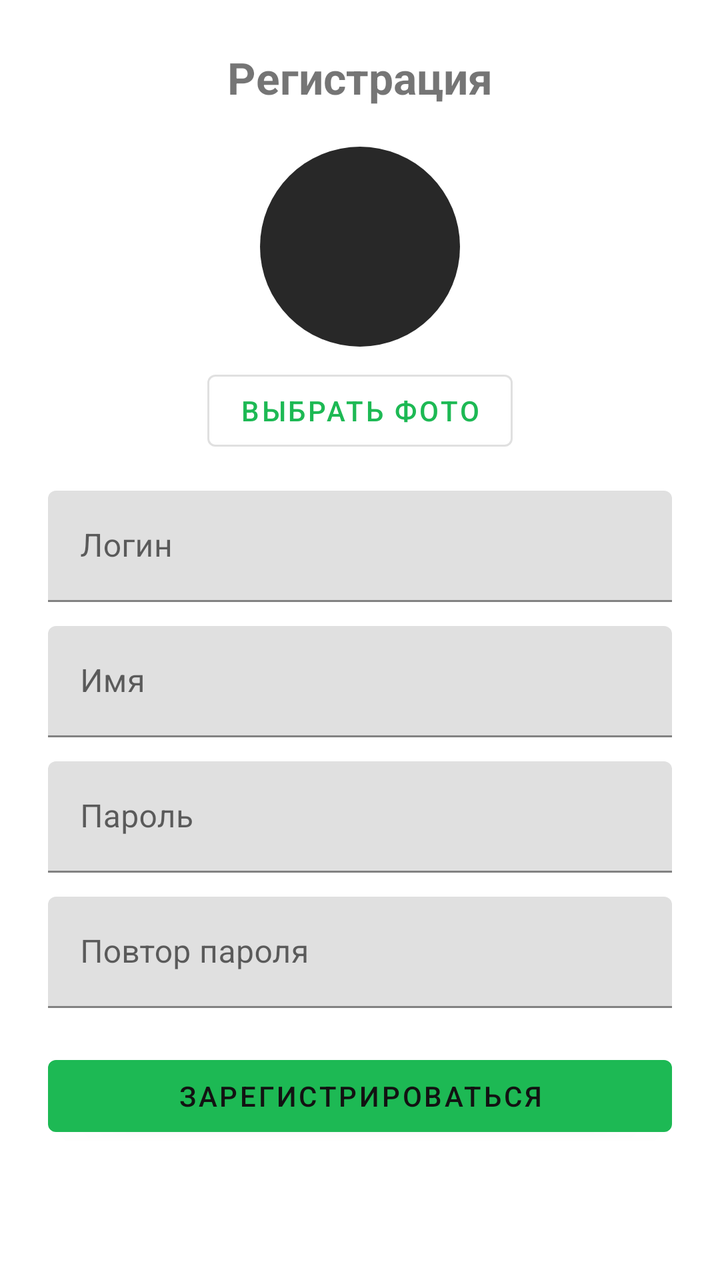
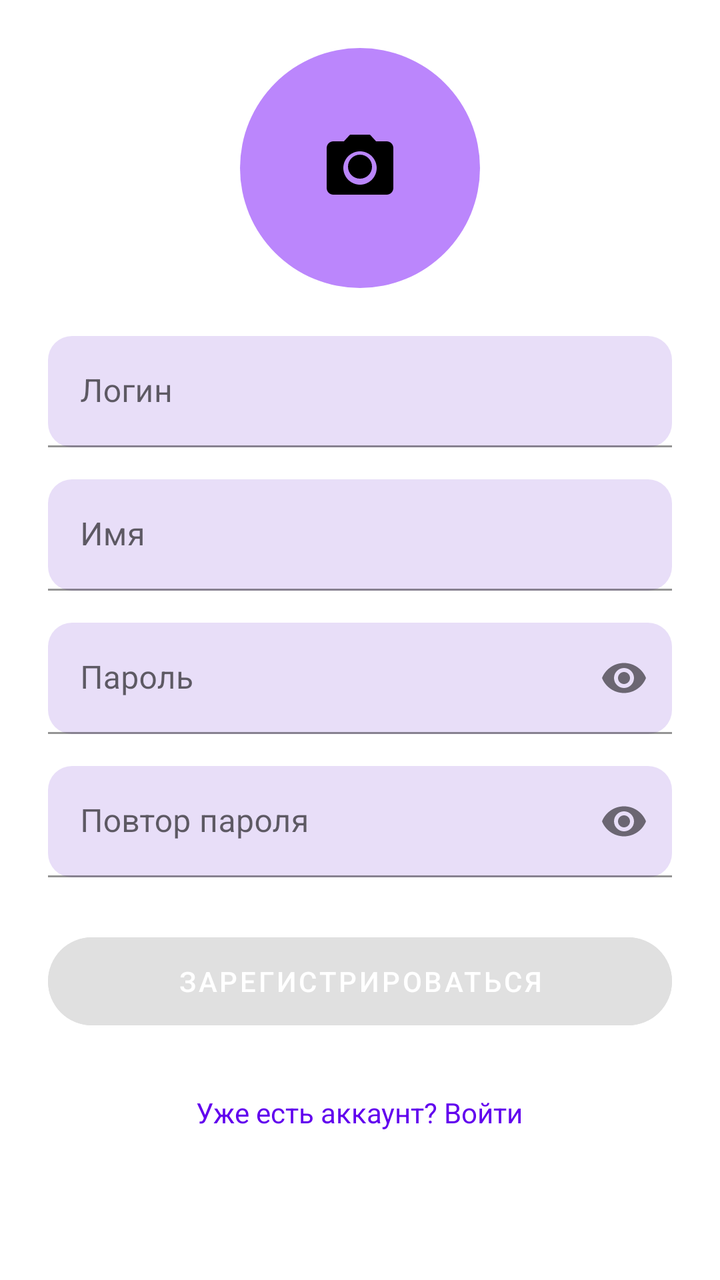

Two renders of the same Android screen: before a commit and after it. Below are the layout's source before the change and the commit's diff.
<!-- AndroidManifest.xml: application theme Theme.NeWork -->
<!-- res/layout/fragment_register.xml -->
<?xml version="1.0" encoding="utf-8"?>
<ScrollView xmlns:android="http://schemas.android.com/apk/res/android"
    android:id="@+id/registerScroll"
    android:layout_width="match_parent"
    android:layout_height="match_parent"
    android:fillViewport="true">

    <LinearLayout
        android:id="@+id/registerContent"
        android:layout_width="match_parent"
        android:layout_height="wrap_content"
        android:orientation="vertical"
        android:padding="24dp">

        <TextView
            android:id="@+id/registerTitle"
            android:layout_width="wrap_content"
            android:layout_height="wrap_content"
            android:layout_gravity="center_horizontal"
            android:text="@string/register_title"
            android:textSize="22sp"
            android:textStyle="bold" />

        <ImageView
            android:id="@+id/registerAvatarPreview"
            android:layout_width="100dp"
            android:layout_height="100dp"
            android:layout_gravity="center_horizontal"
            android:layout_marginTop="20dp"
            android:contentDescription="@string/btn_pick_avatar"
            android:scaleType="centerCrop"
            android:src="@drawable/bg_avatar" />

        <Button
            android:id="@+id/registerPickAvatarButton"
            style="@style/Widget.MaterialComponents.Button.OutlinedButton"
            android:layout_width="wrap_content"
            android:layout_height="wrap_content"
            android:layout_gravity="center_horizontal"
            android:layout_marginTop="8dp"
            android:text="@string/btn_pick_avatar" />

        <com.google.android.material.textfield.TextInputLayout
            android:id="@+id/registerLoginLayout"
            android:layout_width="match_parent"
            android:layout_height="wrap_content"
            android:layout_marginTop="16dp">

            <com.google.android.material.textfield.TextInputEditText
                android:id="@+id/registerLoginEdit"
                android:layout_width="match_parent"
                android:layout_height="wrap_content"
                android:hint="@string/login_hint"
                android:inputType="text" />
        </com.google.android.material.textfield.TextInputLayout>

        <com.google.android.material.textfield.TextInputLayout
            android:id="@+id/registerNameLayout"
            android:layout_width="match_parent"
            android:layout_height="wrap_content"
            android:layout_marginTop="12dp">

            <com.google.android.material.textfield.TextInputEditText
                android:id="@+id/registerNameEdit"
                android:layout_width="match_parent"
                android:layout_height="wrap_content"
                android:hint="@string/name_hint"
                android:inputType="textPersonName" />
        </com.google.android.material.textfield.TextInputLayout>

        <com.google.android.material.textfield.TextInputLayout
            android:id="@+id/registerPasswordLayout"
            android:layout_width="match_parent"
            android:layout_height="wrap_content"
            android:layout_marginTop="12dp">

            <com.google.android.material.textfield.TextInputEditText
                android:id="@+id/registerPasswordEdit"
                android:layout_width="match_parent"
                android:layout_height="wrap_content"
                android:hint="@string/password_hint"
                android:inputType="textPassword" />
        </com.google.android.material.textfield.TextInputLayout>

        <com.google.android.material.textfield.TextInputLayout
            android:id="@+id/registerPasswordRepeatLayout"
            android:layout_width="match_parent"
            android:layout_height="wrap_content"
            android:layout_marginTop="12dp">

            <com.google.android.material.textfield.TextInputEditText
                android:id="@+id/registerPasswordRepeatEdit"
                android:layout_width="match_parent"
                android:layout_height="wrap_content"
                android:hint="@string/password_repeat_hint"
                android:inputType="textPassword" />
        </com.google.android.material.textfield.TextInputLayout>

        <Button
            android:id="@+id/registerButton"
            android:layout_width="match_parent"
            android:layout_height="wrap_content"
            android:layout_marginTop="20dp"
            android:text="@string/btn_register" />
    </LinearLayout>
</ScrollView>
<!-- resources referenced by this layout -->
<resources>
  <!-- drawable bg_avatar (drawable) -->
  <?xml version="1.0" encoding="utf-8"?>
  <shape xmlns:android="http://schemas.android.com/apk/res/android"
      android:shape="oval">
      <solid android:color="@color/dark_gray" />
      <size
          android:width="48dp"
          android:height="48dp" />
  </shape>
  <string name="btn_pick_avatar">Выбрать фото</string>
  <string name="btn_register">Зарегистрироваться</string>
  <string name="login_hint">Логин</string>
  <string name="name_hint">Имя</string>
  <string name="password_hint">Пароль</string>
  <string name="password_repeat_hint">Повтор пароля</string>
  <string name="register_title">Регистрация</string>
  <style name="Theme.NeWork" parent="Theme.MaterialComponents.DayNight.NoActionBar">
          <item name="colorPrimary">@color/green</item>
          <item name="colorPrimaryVariant">@color/green_dark</item>
          <item name="colorOnPrimary">@color/black</item>
          <item name="colorSecondary">@color/green_light</item>
          <item name="colorSecondaryVariant">@color/green</item>
          <item name="colorOnSecondary">@color/black</item>
          <item name="android:statusBarColor">@color/black</item>
          <item name="android:navigationBarColor">@color/black</item>
      </style>
  <color name="dark_gray">#FF282828</color>
  <color name="green">#FF1DB954</color>
  <color name="green_dark">#FF14833B</color>
  <color name="black">#FF121212</color>
  <color name="green_light">#FF1ED760</color>
</resources>

<!-- the commit's change to res/layout/fragment_register.xml (unified diff, before → after) -->
@@ -1,8 +1,11 @@
 <?xml version="1.0" encoding="utf-8"?>
 <ScrollView xmlns:android="http://schemas.android.com/apk/res/android"
+    xmlns:app="http://schemas.android.com/apk/res-auto"
     android:id="@+id/registerScroll"
     android:layout_width="match_parent"
     android:layout_height="match_parent"
+    android:background="@color/white"
+    android:clipToPadding="false"
     android:fillViewport="true">
 
     <LinearLayout
@@ -10,97 +13,155 @@
         android:layout_width="match_parent"
         android:layout_height="wrap_content"
         android:orientation="vertical"
-        android:padding="24dp">
+        android:paddingStart="24dp"
+        android:paddingTop="24dp"
+        android:paddingEnd="24dp"
+        android:paddingBottom="24dp">
 
-        <TextView
-            android:id="@+id/registerTitle"
-            android:layout_width="wrap_content"
-            android:layout_height="wrap_content"
-            android:layout_gravity="center_horizontal"
-            android:text="@string/register_title"
-            android:textSize="22sp"
-            android:textStyle="bold" />
+        <FrameLayout
+            android:id="@+id/registerAvatarBlock"
+            android:layout_width="120dp"
+            android:layout_height="120dp"
+            android:layout_gravity="center_horizontal">
 
-        <ImageView
-            android:id="@+id/registerAvatarPreview"
-            android:layout_width="100dp"
-            android:layout_height="100dp"
-            android:layout_gravity="center_horizontal"
-            android:layout_marginTop="20dp"
-            android:contentDescription="@string/btn_pick_avatar"
-            android:scaleType="centerCrop"
-            android:src="@drawable/bg_avatar" />
+            <ImageView
+                android:id="@+id/registerAvatarPreview"
+                android:layout_width="match_parent"
+                android:layout_height="match_parent"
+                android:background="@drawable/bg_avatar"
+                android:contentDescription="@string/btn_pick_avatar"
+                android:scaleType="centerCrop" />
 
-        <Button
-            android:id="@+id/registerPickAvatarButton"
-            style="@style/Widget.MaterialComponents.Button.OutlinedButton"
-            android:layout_width="wrap_content"
-            android:layout_height="wrap_content"
-            android:layout_gravity="center_horizontal"
-            android:layout_marginTop="8dp"
-            android:text="@string/btn_pick_avatar" />
+            <ImageView
+                android:id="@+id/registerAvatarIcon"
+                android:layout_width="40dp"
+                android:layout_height="40dp"
+                android:layout_gravity="center"
+                android:contentDescription="@string/btn_pick_avatar"
+                android:src="@drawable/ic_camera_24"
+                android:tint="@color/black" />
+        </FrameLayout>
 
         <com.google.android.material.textfield.TextInputLayout
             android:id="@+id/registerLoginLayout"
+            style="@style/Widget.MaterialComponents.TextInputLayout.FilledBox"
             android:layout_width="match_parent"
             android:layout_height="wrap_content"
-            android:layout_marginTop="16dp">
+            android:layout_marginTop="24dp"
+            android:hint="@string/login_hint"
+            app:boxBackgroundColor="@color/input_fill"
+            app:boxCornerRadiusBottomEnd="12dp"
+            app:boxCornerRadiusBottomStart="12dp"
+            app:boxCornerRadiusTopEnd="12dp"
+            app:boxCornerRadiusTopStart="12dp">
 
             <com.google.android.material.textfield.TextInputEditText
                 android:id="@+id/registerLoginEdit"
                 android:layout_width="match_parent"
                 android:layout_height="wrap_content"
-                android:hint="@string/login_hint"
                 android:inputType="text" />
         </com.google.android.material.textfield.TextInputLayout>
 
         <com.google.android.material.textfield.TextInputLayout
             android:id="@+id/registerNameLayout"
+            style="@style/Widget.MaterialComponents.TextInputLayout.FilledBox"
             android:layout_width="match_parent"
             android:layout_height="wrap_content"
-            android:layout_marginTop="12dp">
+            android:layout_marginTop="16dp"
+            android:hint="@string/name_hint"
+            app:boxBackgroundColor="@color/input_fill"
+            app:boxCornerRadiusBottomEnd="12dp"
+            app:boxCornerRadiusBottomStart="12dp"
+            app:boxCornerRadiusTopEnd="12dp"
+            app:boxCornerRadiusTopStart="12dp">
 
             <com.google.android.material.textfield.TextInputEditText
                 android:id="@+id/registerNameEdit"
                 android:layout_width="match_parent"
                 android:layout_height="wrap_content"
-                android:hint="@string/name_hint"
                 android:inputType="textPersonName" />
         </com.google.android.material.textfield.TextInputLayout>
 
         <com.google.android.material.textfield.TextInputLayout
             android:id="@+id/registerPasswordLayout"
+            style="@style/Widget.MaterialComponents.TextInputLayout.FilledBox"
             android:layout_width="match_parent"
             android:layout_height="wrap_content"
-            android:layout_marginTop="12dp">
+            android:layout_marginTop="16dp"
+            android:hint="@string/password_hint"
+            app:boxBackgroundColor="@color/input_fill"
+            app:boxCornerRadiusBottomEnd="12dp"
+            app:boxCornerRadiusBottomStart="12dp"
+            app:boxCornerRadiusTopEnd="12dp"
+            app:boxCornerRadiusTopStart="12dp"
+            app:endIconMode="password_toggle">
 
             <com.google.android.material.textfield.TextInputEditText
                 android:id="@+id/registerPasswordEdit"
                 android:layout_width="match_parent"
                 android:layout_height="wrap_content"
-                android:hint="@string/password_hint"
                 android:inputType="textPassword" />
         </com.google.android.material.textfield.TextInputLayout>
 
         <com.google.android.material.textfield.TextInputLayout
             android:id="@+id/registerPasswordRepeatLayout"
+            style="@style/Widget.MaterialComponents.TextInputLayout.FilledBox"
             android:layout_width="match_parent"
             android:layout_height="wrap_content"
-            android:layout_marginTop="12dp">
+            android:layout_marginTop="16dp"
+            android:hint="@string/password_repeat_hint"
+            app:boxBackgroundColor="@color/input_fill"
+            app:boxCornerRadiusBottomEnd="12dp"
+            app:boxCornerRadiusBottomStart="12dp"
+            app:boxCornerRadiusTopEnd="12dp"
+            app:boxCornerRadiusTopStart="12dp"
+            app:endIconMode="password_toggle">
 
             <com.google.android.material.textfield.TextInputEditText
                 android:id="@+id/registerPasswordRepeatEdit"
                 android:layout_width="match_parent"
                 android:layout_height="wrap_content"
-                android:hint="@string/password_repeat_hint"
                 android:inputType="textPassword" />
         </com.google.android.material.textfield.TextInputLayout>
 
-        <Button
+        <com.google.android.material.button.MaterialButton
             android:id="@+id/registerButton"
             android:layout_width="match_parent"
+            android:layout_height="56dp"
+            android:layout_marginTop="24dp"
+            android:backgroundTint="@color/button_background"
+            android:enabled="false"
+            android:text="@string/btn_register"
+            android:textColor="@color/white"
+            app:cornerRadius="28dp" />
+
+        <TextView
+            android:id="@+id/registerGoLogin"
+            android:layout_width="wrap_content"
             android:layout_height="wrap_content"
+            android:layout_gravity="center_horizontal"
             android:layout_marginTop="20dp"
-            android:text="@string/btn_register" />
+            android:padding="8dp"
+            android:text="@string/login_has_account"
+            android:textColor="@color/purple_500"
+            android:textSize="14sp" />
+
+        <ProgressBar
+            android:id="@+id/registerProgress"
+            android:layout_width="wrap_content"
+            android:layout_height="wrap_content"
+            android:layout_gravity="center_horizontal"
+            android:layout_marginTop="16dp"
+            android:indeterminateTint="@color/purple_500"
+            android:visibility="gone" />
+
+        <TextView
+            android:id="@+id/registerError"
+            android:layout_width="match_parent"
+            android:layout_height="wrap_content"
+            android:layout_marginTop="12dp"
+            android:gravity="center"
+            android:textColor="@color/red"
+            android:visibility="gone" />
     </LinearLayout>
 </ScrollView>
<!-- resource entries referenced after the edit -->
@@ -4,32 +4,49 @@
   <?xml version="1.0" encoding="utf-8"?>
   <shape xmlns:android="http://schemas.android.com/apk/res/android"
       android:shape="oval">
-      <solid android:color="@color/dark_gray" />
+      <solid android:color="@color/purple_200" />
       <size
           android:width="48dp"
           android:height="48dp" />
   </shape>
+  <!-- drawable ic_camera_24 (drawable) -->
+  <?xml version="1.0" encoding="utf-8"?>
+  <vector xmlns:android="http://schemas.android.com/apk/res/android"
+      android:width="24dp"
+      android:height="24dp"
+      android:viewportWidth="24"
+      android:viewportHeight="24">
+      <path
+          android:fillColor="#FF000000"
+          android:pathData="M12,15.2c1.99,0 3.6,-1.61 3.6,-3.6s-1.61,-3.6 -3.6,-3.6 -3.6,1.61 -3.6,3.6 1.61,3.6 3.6,3.6zM9,2L7.17,4H4c-1.1,0 -2,0.9 -2,2v12c0,1.1 0.9,2 2,2h16c1.1,0 2,-0.9 2,-2V6c0,-1.1 -0.9,-2 -2,-2h-3.17L15,2H9zM12,17c-2.76,0 -5,-2.24 -5,-5s2.24,-5 5,-5 5,2.24 5,5 -2.24,5 -5,5z" />
+  </vector>
   <string name="btn_pick_avatar">Выбрать фото</string>
   <string name="btn_register">Зарегистрироваться</string>
+  <string name="login_has_account">Уже есть аккаунт? Войти</string>
   <string name="login_hint">Логин</string>
   <string name="name_hint">Имя</string>
   <string name="password_hint">Пароль</string>
   <string name="password_repeat_hint">Повтор пароля</string>
-  <string name="register_title">Регистрация</string>
-  <style name="Theme.NeWork" parent="Theme.MaterialComponents.DayNight.NoActionBar">
-          <item name="colorPrimary">@color/green</item>
-          <item name="colorPrimaryVariant">@color/green_dark</item>
-          <item name="colorOnPrimary">@color/black</item>
-          <item name="colorSecondary">@color/green_light</item>
-          <item name="colorSecondaryVariant">@color/green</item>
+  <style name="Theme.NeWork" parent="Theme.MaterialComponents.Light.NoActionBar">
+          <item name="colorPrimary">@color/purple_500</item>
+          <item name="colorPrimaryVariant">@color/purple_700</item>
+          <item name="colorOnPrimary">@color/white</item>
+          <item name="colorSecondary">@color/teal_200</item>
+          <item name="colorSecondaryVariant">@color/teal_700</item>
           <item name="colorOnSecondary">@color/black</item>
-          <item name="android:statusBarColor">@color/black</item>
-          <item name="android:navigationBarColor">@color/black</item>
+          <item name="android:statusBarColor">@color/purple_700</item>
+          <item name="android:navigationBarColor">@color/white</item>
+          <item name="android:windowBackground">@color/white</item>
+          <item name="android:windowLightStatusBar">false</item>
       </style>
-  <color name="dark_gray">#FF282828</color>
-  <color name="green">#FF1DB954</color>
-  <color name="green_dark">#FF14833B</color>
-  <color name="black">#FF121212</color>
-  <color name="green_light">#FF1ED760</color>
+  <color name="purple_200">#FFBB86FC</color>
+  <color name="purple_700">#FF3700B3</color>
+  <color name="teal_200">#FF03DAC5</color>
+  <color name="teal_700">#FF018786</color>
+  <color name="black">#FF000000</color>
+  <color name="input_fill">#FFE8DEF8</color>
+  <color name="purple_500">#FF6200EE</color>
+  <color name="red">#FFE53935</color>
+  <color name="white">#FFFFFFFF</color>
 </resources>
 
